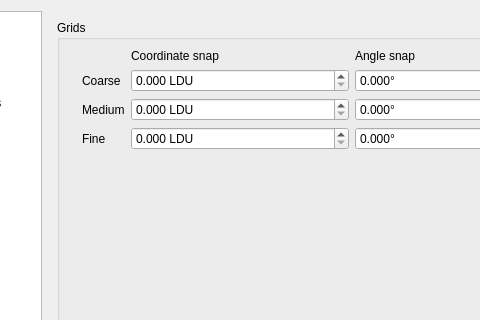
The window that ui/config.ui (crimsondusk/ldforge) describes before a commit, drawn with Qt 5; both pictures show x 113 to 593 and y 0 to 320 of the 717 by 419 pixel window.
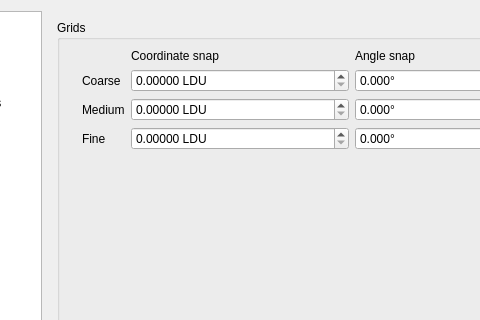
The same window after the commit. The open tabs and pages were chosen to show the change. Icons and pictures are not drawn.

Commit message: - allow 5 decimals for grid precision

```diff
--- a/ui/config.ui
+++ b/ui/config.ui
@@ -710,7 +710,7 @@
                  <string> LDU</string>
                 </property>
                 <property name="decimals">
-                 <number>3</number>
+                 <number>5</number>
                 </property>
                 <property name="maximum">
                  <double>10000.000000000000000</double>
@@ -753,7 +753,7 @@
                  <string> LDU</string>
                 </property>
                 <property name="decimals">
-                 <number>3</number>
+                 <number>5</number>
                 </property>
                 <property name="maximum">
                  <double>10000.000000000000000</double>
@@ -796,7 +796,7 @@
                  <string> LDU</string>
                 </property>
                 <property name="decimals">
-                 <number>3</number>
+                 <number>5</number>
                 </property>
                 <property name="maximum">
                  <double>10000.000000000000000</double>
```
Left out of the diff: 2 changed lines with no effect on the pictures.
